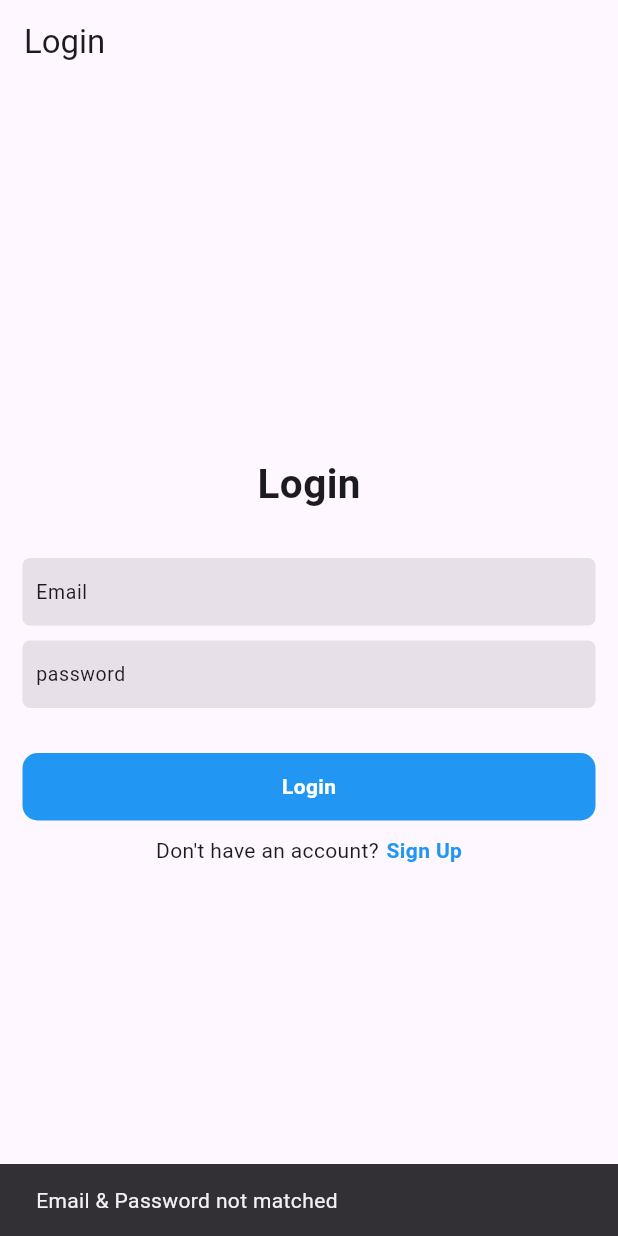
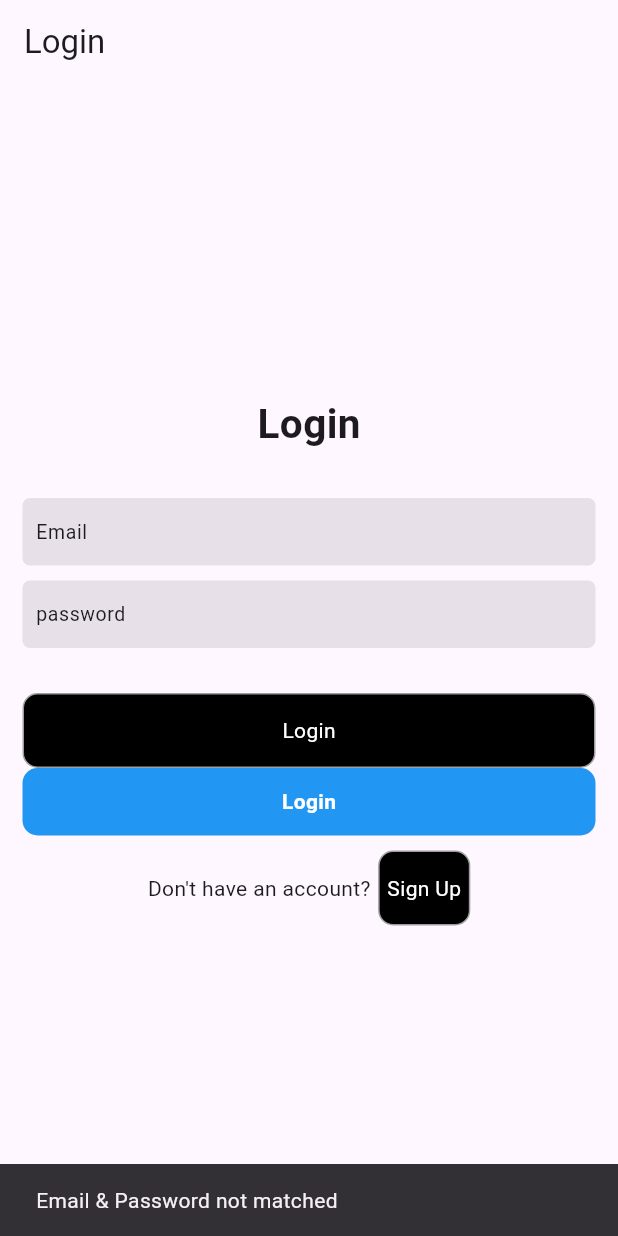
Before and after one commit to AadityaaGupta/myfitnessapp, a Flutter app: the SignInScreen screen opened directly, after a tap on "Login", on a phone screen of 412 x 824 dp. Run offline on Flutter 3.47's test engine with Material 3 defaults, Android fonts, the phone set to English and light mode, and no system bars; our stand-ins replace cached_network_image, carousel_slider, curved_navigation_bar, dio, firebase_auth, firebase_core and 14 more; accounts and stored records are empty.

Commit message:
designed phase 1 complete_1

```diff
--- a/lib/signin_screen.dart
+++ b/lib/signin_screen.dart
@@ -7,6 +7,7 @@ import 'package:myfitnessapp/Auth/firebase_auth_service.dart';
 import 'package:myfitnessapp/Dashboard/dashboard.dart';
 import 'package:myfitnessapp/Models/user_data.dart';
 import 'package:myfitnessapp/Utils/session.dart';
+import 'package:myfitnessapp/Widgets/customButton.dart';
 import 'package:myfitnessapp/Widgets/toast.dart';
 import 'package:myfitnessapp/custom_text_form_field.dart';
 import 'package:myfitnessapp/sign_up.dart';
@@ -81,6 +82,28 @@ class _SignInScreenState extends State<SignInScreen> {
               SizedBox(
                 height: 30,
               ),
+
+              CustomButton(
+                () async {
+                  // _signIn();
+                  Session data = Session();
+                  UserData? userD = await data.getUserData();
+                  if (userD != null) {
+                    globals.gender=userD.gender;
+                    if (_emailController.text == userD.email &&
+                        _passwordController.text == userD.pass) {
+                      Navigator.of(context).push(MaterialPageRoute(
+                          builder: (context) => DashboardScreen()));
+                    }
+                  } else {
+                    ScaffoldMessenger.of(context).showSnackBar(
+                      const SnackBar(
+                        content: Text('Email & Password not matched'),
+                      ),
+                    );
+                  }
+                },"Login"
+              ),
               InkWell(
                 onTap: () async {
                   // _signIn();
@@ -110,11 +133,6 @@ class _SignInScreenState extends State<SignInScreen> {
                   ),
                   child: Center(
                     child:
-                        //  _isSigning
-                        //     ? CircularProgressIndicator(
-                        //         color: Colors.white,
-                        //       )
-                        //     :
                         Text(
                       "Login",
                       style: TextStyle(
@@ -128,44 +146,6 @@ class _SignInScreenState extends State<SignInScreen> {
               SizedBox(
                 height: 10,
               ),
-              // GestureDetector(
-              //   onTap: () {
-              //     // _signInWithGoogle();
-              //   },
-              //   child: Container(
-              //     width: double.infinity,
-              //     height: 45,
-              //     decoration: BoxDecoration(
-              //       color: Colors.red,
-              //       borderRadius: BorderRadius.circular(10),
-              //     ),
-              //     child: Center(
-              //       child: Row(
-              //         mainAxisAlignment: MainAxisAlignment.center,
-              //         children: [
-              //           Icon(
-              //             FontAwesomeIcons.google,
-              //             color: Colors.white,
-              //           ),
-              //           SizedBox(
-              //             width: 5,
-              //           ),
-              //           Text(
-              //             "Sign in with Google",
-              //             style: TextStyle(
-              //               color: Colors.white,
-              //               fontWeight: FontWeight.bold,
-              //             ),
-              //           ),
-              //         ],
-              //       ),
-              //     ),
-              //   ),
-              // ),
-
-              // SizedBox(
-              //   height: 20,
-              // ),
 
               Row(
                 mainAxisAlignment: MainAxisAlignment.center,
@@ -174,21 +154,18 @@ class _SignInScreenState extends State<SignInScreen> {
                   SizedBox(
                     width: 5,
                   ),
-                  GestureDetector(
-                    onTap: () {
+
+                  CustomButton(
+                    () {
                       Navigator.push(
                           context,
                           MaterialPageRoute(
                               builder: (context) => SignUpScreen()));
-                    },
-                    child: Text(
-                      "Sign Up",
-                      style: TextStyle(
-                        color: Colors.blue,
-                        fontWeight: FontWeight.bold,
-                      ),
+                    },"Sign Up"
+
                     ),
-                  ),
+
+
                 ],
               ),
             ],
```
Also changed, not shown: lib/sign_up.dart (+34 -45 lines).
